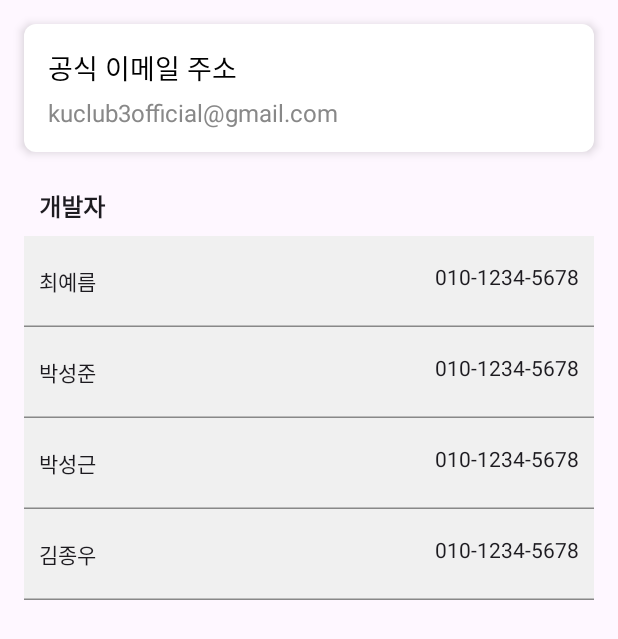
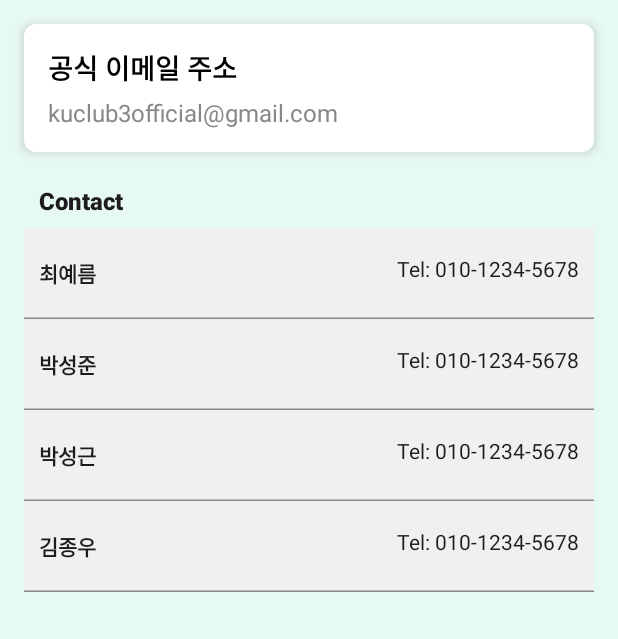
Before and after one commit to KuClubApplication/KuClubApp, an Android app built with Jetpack Compose: the ContactInfoScreen screen opened through its navigation route, on a phone screen of 412 x 824 dp. Shown: the top 639 px of the screen. Run offline under Robolectric (Android 15) with nearby library versions, the phone set to English and light mode, and no system bars; our stand-ins replace Firebase (no records; nobody signed in at launch, a user with empty details on screens opened directly).

Commit message:
Update ContactInfoScreen.kt
기본 UI만 수정했습니다.

```diff
--- a/app/src/main/java/com/example/kuclubapp/screens/ContactInfoScreen.kt
+++ b/app/src/main/java/com/example/kuclubapp/screens/ContactInfoScreen.kt
@@ -10,6 +10,7 @@ import androidx.compose.foundation.layout.height
 import androidx.compose.foundation.layout.padding
 import androidx.compose.foundation.shape.RoundedCornerShape
 import androidx.compose.material.Card
+import androidx.compose.material3.Divider
 import androidx.compose.material3.Text
 import androidx.compose.runtime.Composable
 import androidx.compose.ui.Alignment
@@ -28,6 +29,7 @@ fun ContactInfoScreen(controller: NavHostController, navUserViewModel: NavUserVi
     Column(
         modifier = Modifier
             .fillMaxSize()
+            .background(Color(0xFFD9FDE8).copy(alpha = 0.6f))
             .padding(16.dp)
     ) {
         ContactInfoItem("공식 이메일 주소", "kuclub3official@gmail.com")
@@ -50,6 +52,7 @@ fun ContactInfoItem(label: String, value: String) {
             Text(
                 text = label,
                 fontSize = 18.sp,
+                fontWeight = FontWeight.Black,
                 color = Color.Black
             )
             Spacer(modifier = Modifier.height(8.dp))
@@ -66,26 +69,26 @@ fun ContactInfoItem(label: String, value: String) {
 fun DeveloperCallInfo() {
     Column(modifier = Modifier.fillMaxWidth()) {
         Text(
-            text = "개발자",
+            text = "Contact",
             fontSize = 16.sp,
-            fontWeight = FontWeight.Bold,
+            fontWeight = FontWeight.Black,
             modifier = Modifier.padding(vertical = 8.dp, horizontal = 10.dp)
         )
         DeveloperInfoItem(
             developerNm = "최예름",
-            developerPhone = "010-1234-5678"
+            developerPhone = "Tel: 010-1234-5678"
         )
         DeveloperInfoItem(
             developerNm = "박성준",
-            developerPhone = "010-1234-5678"
+            developerPhone = "Tel: 010-1234-5678"
         )
         DeveloperInfoItem(
             developerNm = "박성근",
-            developerPhone = "010-1234-5678"
+            developerPhone = "Tel: 010-1234-5678"
         )
         DeveloperInfoItem(
             developerNm = "김종우",
-            developerPhone = "010-1234-5678"
+            developerPhone = "Tel: 010-1234-5678"
         )
     }
 }
@@ -111,6 +114,7 @@ fun DeveloperInfoItem(developerNm: String, developerPhone: String) {
         Row {
             Text(
                 text = developerNm,
+                fontWeight = FontWeight.Black,
                 modifier = Modifier.padding(horizontal = 10.dp)
             )
             Spacer(modifier = Modifier.weight(1f))
```
